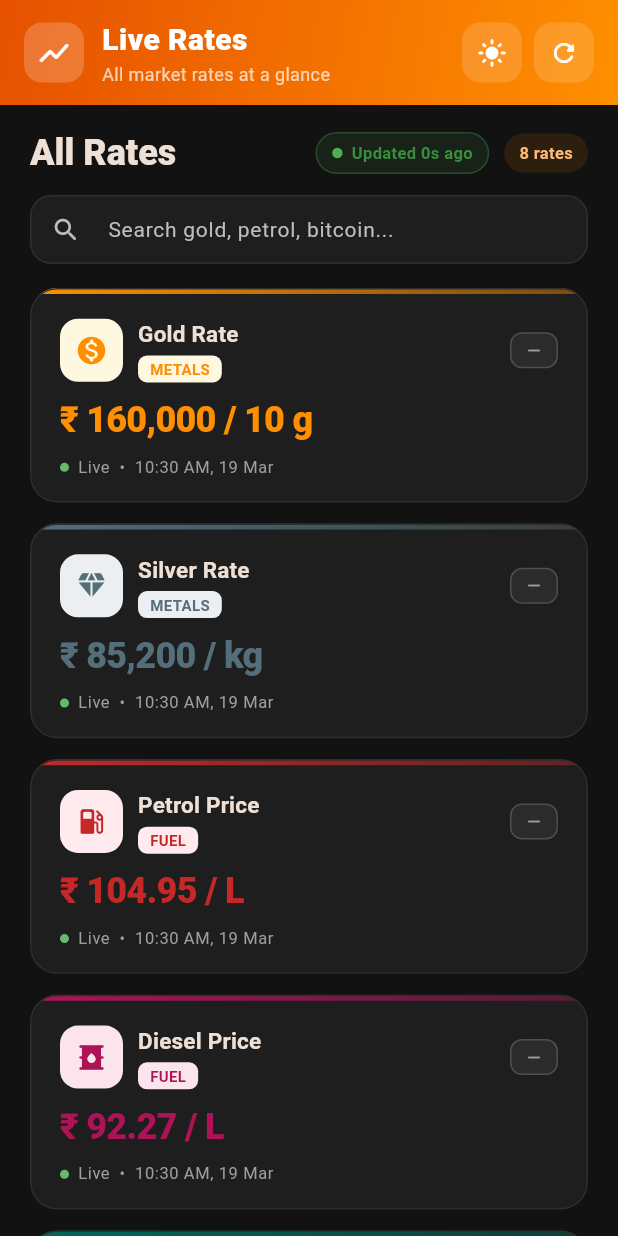
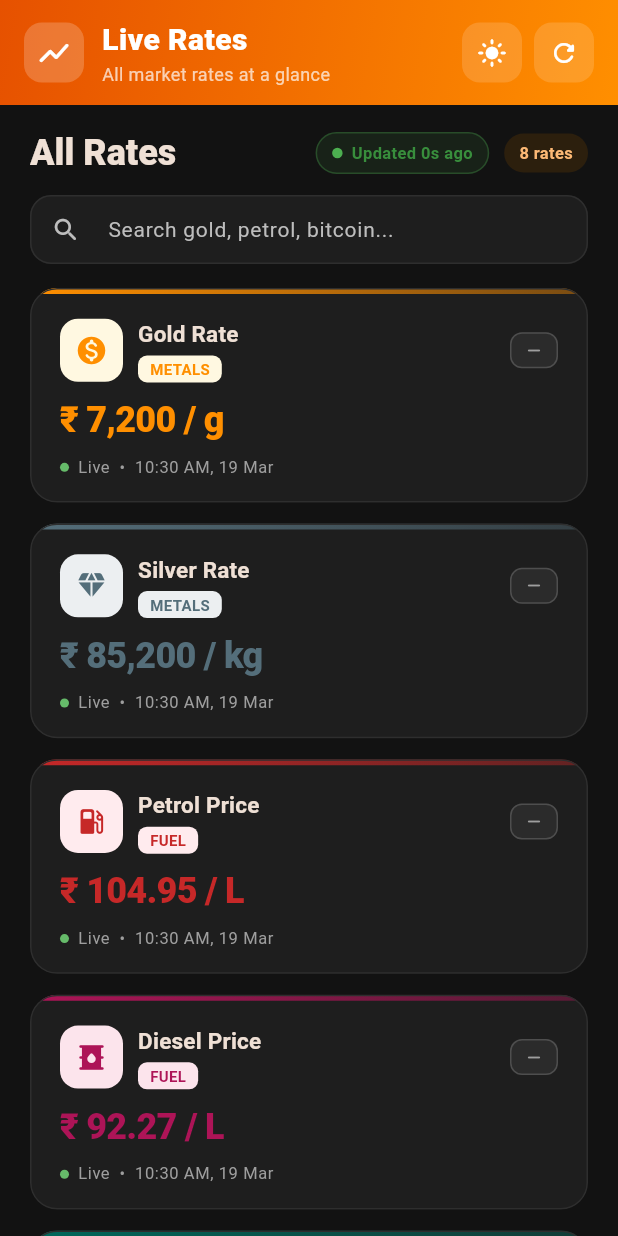
Before and after one commit to santhoshrks/daily-rates-india, a Flutter app: the RatesPage screen opened directly, after a tap on the "dark mode" icon, after a tap on the "refresh" icon, on a phone screen of 412 x 824 dp. Run offline on Flutter 3.47's test engine with Material 3 defaults, Android fonts, the phone set to English and light mode, and no system bars; network calls fail.

Commit message:
fix: Live gold & silver rates - use tether-gold (XAUT) + XAU/XAG exchange rate APIs - CoinGecko 'gold' ID returned wrong token (0.001), replaced with tether-gold (XAUT) which tracks real gold per troy ounce - Added XAU exchange rate API as Strategy 2 for gold (open.er-api.com/v6/latest/XAU) - Added XAG exchange rate API as Strategy 1 for silver (open.er-api.com/v6/latest/XAG) - metals.live kept as backup Strategy 3 (has SSL issues) - All prices now correctly converted: troy ounce → per gram (gold) / per kg (silver) - Updated fallback USD/INR to 85.50 - 3-strategy fallback chain ensures live rates even if one API is down

```diff
--- a/lib/core/constants.dart
+++ b/lib/core/constants.dart
@@ -7,14 +7,22 @@ class AppConstants {
 
   // ── API Endpoints ────────────────────────────────────────
   // Gold API endpoints (trying multiple sources for reliability)
+  // CoinGecko tether-gold (XAUT) tracks real gold price per troy ounce
   static const String goldApiUrl =
-      'https://api.coingecko.com/api/v3/simple/price?ids=gold&vs_currencies=inr';
+      'https://api.coingecko.com/api/v3/simple/price?ids=tether-gold&vs_currencies=inr,usd';
+
+  // Gold price via exchange rate API (XAU = gold per troy ounce in USD)
+  static const String goldExchangeApiUrl =
+      'https://open.er-api.com/v6/latest/XAU';
 
   static const String goldApiUrlBackup =
       'https://api.metals.live/v1/spot/gold';
 
   static const String silverApiUrl =
       'https://api.metals.live/v1/spot/silver';
+  // Silver via exchange rate API (XAG = silver per troy ounce)
+  static const String silverExchangeApiUrl =
+      'https://open.er-api.com/v6/latest/XAG';
   static const String bitcoinApiUrl =
       'https://api.coingecko.com/api/v3/simple/price?ids=bitcoin&vs_currencies=inr&include_last_updated_at=true';
   static const String usdInrApiUrl =
@@ -28,7 +36,7 @@ class AppConstants {
   // ── Conversion helpers ───────────────────────────────────
   /// Approximate USD → INR rate used only when the exchange-rate API itself
   /// hasn't returned yet (for gold conversion).  Updated at build time.
-  static const double fallbackUsdInr = 83.50;
+  static const double fallbackUsdInr = 85.50;
 
   /// Troy-ounce → grams conversion factor.
   static const double troyOunceInGrams = 31.1035;
--- a/lib/services/api_service.dart
+++ b/lib/services/api_service.dart
@@ -28,32 +28,30 @@ class ApiService {
     const key = 'gold';
     final prev = _cache[key]?.numericValue;
 
-    // Try CoinGecko first (most reliable, no SSL/CORS issues)
+    // ── Strategy 1: CoinGecko tether-gold (XAUT = 1 troy ounce of gold) ──
     try {
       final uri = Uri.parse(AppConstants.goldApiUrl);
-      print('🔍 Trying CoinGecko API: $uri');
-
       final res = await _client.get(uri).timeout(AppConstants.httpTimeout);
-      print('📊 CoinGecko Response: ${res.statusCode}');
 
       if (res.statusCode == 200) {
         final decoded = jsonDecode(res.body) as Map<String, dynamic>;
-        // CoinGecko format: {"gold": {"inr": 7500000}}
-        if (decoded.containsKey('gold') && decoded['gold'] is Map) {
-          final goldData = decoded['gold'] as Map<String, dynamic>;
-          if (goldData.containsKey('inr')) {
-            final inrPrice = (goldData['inr'] as num).toDouble();
-
-            print('✅ SUCCESS from CoinGecko: ₹${_formatINR(inrPrice)} per gram');
+        // Format: {"tether-gold": {"inr": 2500000, "usd": 3000}}
+        if (decoded.containsKey('tether-gold') &&
+            decoded['tether-gold'] is Map) {
+          final data = decoded['tether-gold'] as Map<String, dynamic>;
+          if (data.containsKey('inr')) {
+            // XAUT price is per troy ounce → convert to per gram
+            final inrPerOz = (data['inr'] as num).toDouble();
+            final inrPerGram = inrPerOz / AppConstants.troyOunceInGrams;
 
             final model = RateModel(
               title: 'Gold Rate',
-              value: '${_formatINR(inrPrice)} / g',
+              value: '${_formatINR(inrPerGram)} / g',
               updatedAt: DateTime.now(),
               icon: Icons.monetization_on_rounded,
               iconBgColor: const Color(0xFFFFF8E1),
               iconFgColor: const Color(0xFFFF8F00),
-              numericValue: inrPrice,
+              numericValue: inrPerGram,
               previousNumericValue: prev,
             );
             _cache[key] = model;
@@ -61,54 +59,85 @@ class ApiService {
           }
         }
       }
-    } catch (e) {
-      print('⚠️ CoinGecko failed: $e');
-    }
+    } catch (_) {}
 
-    // Try metals.live as backup
+    // ── Strategy 2: Exchange rate API (XAU base → INR) ──
     try {
-      final uri = Uri.parse(AppConstants.goldApiUrlBackup);
-      print('🔍 Trying metals.live API (backup): $uri');
-
+      final uri = Uri.parse(AppConstants.goldExchangeApiUrl);
       final res = await _client.get(uri).timeout(AppConstants.httpTimeout);
-      print('📊 metals.live Response: ${res.statusCode}');
 
       if (res.statusCode == 200) {
-        final decoded = jsonDecode(res.body);
-        if (decoded is List && decoded.isNotEmpty) {
-          final usdPerOz = (decoded.first['gold'] as num).toDouble();
-          final inrPer10g = usdPerOz * AppConstants.fallbackUsdInr * 10 / AppConstants.troyOunceInGrams;
-
-          print('✅ SUCCESS from metals.live: ₹${_formatINR(inrPer10g)} per 10g');
+        final decoded = jsonDecode(res.body) as Map<String, dynamic>;
+        final rates = decoded['rates'] as Map<String, dynamic>?;
+        if (rates != null && rates.containsKey('INR')) {
+          // XAU base: 1 XAU = X INR (1 troy ounce of gold in INR)
+          final inrPerOz = (rates['INR'] as num).toDouble();
+          final inrPerGram = inrPerOz / AppConstants.troyOunceInGrams;
 
           final model = RateModel(
             title: 'Gold Rate',
-            value: '${_formatINR(inrPer10g)} / 10 g',
+            value: '${_formatINR(inrPerGram)} / g',
             updatedAt: DateTime.now(),
             icon: Icons.monetization_on_rounded,
             iconBgColor: const Color(0xFFFFF8E1),
             iconFgColor: const Color(0xFFFF8F00),
-            numericValue: inrPer10g,
+            numericValue: inrPerGram,
             previousNumericValue: prev,
           );
           _cache[key] = model;
           return model;
         }
       }
-    } catch (e) {
-      print('⚠️ metals.live failed: $e');
-    }
+    } catch (_) {}
 
-    // If both fail, use fallback
-    print('❌ Both APIs failed - using fallback: ₹160,000 / 10 g');
+    // ── Strategy 3: metals.live (backup) ──
+    try {
+      final uri = Uri.parse(AppConstants.goldApiUrlBackup);
+      final res = await _client.get(uri).timeout(AppConstants.httpTimeout);
+
+      if (res.statusCode == 200) {
+        final decoded = jsonDecode(res.body);
+        if (decoded is List && decoded.isNotEmpty) {
+          final usdPerOz = (decoded.first['gold'] as num).toDouble();
+
+          // Get live INR rate if available, else use fallback
+          double usdInr = AppConstants.fallbackUsdInr;
+          try {
+            final exRates = await _fetchExchangeRates();
+            if (exRates != null && exRates['INR'] != null) {
+              usdInr = (exRates['INR'] as num).toDouble();
+            }
+          } catch (_) {}
+
+          final inrPerGram =
+              usdPerOz * usdInr / AppConstants.troyOunceInGrams;
+
+          final model = RateModel(
+            title: 'Gold Rate',
+            value: '${_formatINR(inrPerGram)} / g',
+            updatedAt: DateTime.now(),
+            icon: Icons.monetization_on_rounded,
+            iconBgColor: const Color(0xFFFFF8E1),
+            iconFgColor: const Color(0xFFFF8F00),
+            numericValue: inrPerGram,
+            previousNumericValue: prev,
+          );
+          _cache[key] = model;
+          return model;
+        }
+      }
+    } catch (_) {}
+
+    // ── Fallback: estimated current gold rate per gram ──
     return _cache[key] ??
         RateModel(
           title: 'Gold Rate',
-          value: '160,000 / 10 g',
+          value: '7,200 / g',
           updatedAt: DateTime.now(),
           icon: Icons.monetization_on_rounded,
           iconBgColor: const Color(0xFFFFF8E1),
           iconFgColor: const Color(0xFFFF8F00),
+          numericValue: 7200,
         );
   }
 
@@ -116,16 +145,18 @@ class ApiService {
   Future<RateModel> getSilverPrice() async {
     const key = 'silver';
     final prev = _cache[key]?.numericValue;
+
+    // ── Strategy 1: Exchange rate API (XAG base → INR) ──
     try {
-      final uri = Uri.parse(AppConstants.silverApiUrl);
+      final uri = Uri.parse(AppConstants.silverExchangeApiUrl);
       final res = await _client.get(uri).timeout(AppConstants.httpTimeout);
       if (res.statusCode == 200) {
-        final decoded = jsonDecode(res.body);
-        if (decoded is List && decoded.isNotEmpty) {
-          final usdPerOz = (decoded.first['silver'] as num).toDouble();
-          // Silver is usually quoted per kg in India.
-          final inrPerKg =
-              usdPerOz * AppConstants.fallbackUsdInr * 1000 / AppConstants.troyOunceInGrams;
+        final decoded = jsonDecode(res.body) as Map<String, dynamic>;
+        final rates = decoded['rates'] as Map<String, dynamic>?;
+        if (rates != null && rates.containsKey('INR')) {
+          // 1 XAG (troy ounce) = X INR → convert to per kg
+          final inrPerOz = (rates['INR'] as num).toDouble();
+          final inrPerKg = inrPerOz * 1000 / AppConstants.troyOunceInGrams;
           final model = RateModel(
             title: 'Silver Rate',
             value: '${_formatINR(inrPerKg)} / kg',
@@ -141,6 +172,40 @@ class ApiService {
         }
       }
     } catch (_) {}
+
+    // ── Strategy 2: metals.live (backup) ──
+    try {
+      final uri = Uri.parse(AppConstants.silverApiUrl);
+      final res = await _client.get(uri).timeout(AppConstants.httpTimeout);
+      if (res.statusCode == 200) {
+        final decoded = jsonDecode(res.body);
+        if (decoded is List && decoded.isNotEmpty) {
+          final usdPerOz = (decoded.first['silver'] as num).toDouble();
+          double usdInr = AppConstants.fallbackUsdInr;
+          try {
+            final exRates = await _fetchExchangeRates();
+            if (exRates != null && exRates['INR'] != null) {
+              usdInr = (exRates['INR'] as num).toDouble();
+            }
+          } catch (_) {}
+          final inrPerKg =
+              usdPerOz * usdInr * 1000 / AppConstants.troyOunceInGrams;
+          final model = RateModel(
+            title: 'Silver Rate',
+            value: '${_formatINR(inrPerKg)} / kg',
+            updatedAt: DateTime.now(),
+            icon: Icons.diamond_rounded,
+            iconBgColor: const Color(0xFFECEFF1),
+            iconFgColor: const Color(0xFF546E7A),
+            numericValue: inrPerKg,
+            previousNumericValue: prev,
+          );
+          _cache[key] = model;
+          return model;
+        }
+      }
+    } catch (_) {}
+
     return _cache[key] ??
         RateModel(
           title: 'Silver Rate',
@@ -149,6 +214,7 @@ class ApiService {
           icon: Icons.diamond_rounded,
           iconBgColor: const Color(0xFFECEFF1),
           iconFgColor: const Color(0xFF546E7A),
+          numericValue: 85200,
         );
   }
 
```
